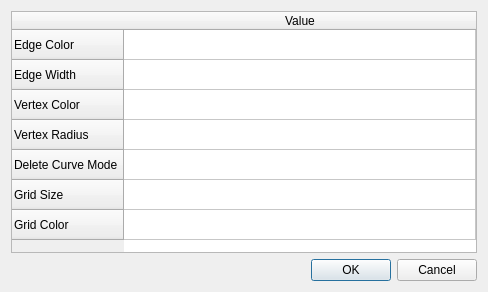
Above: src/QLabelling/qt/QArrangementLabellingPropertiesDialog.ui from oliviertournaire/QLabelling before the change. Below: the same form after it.
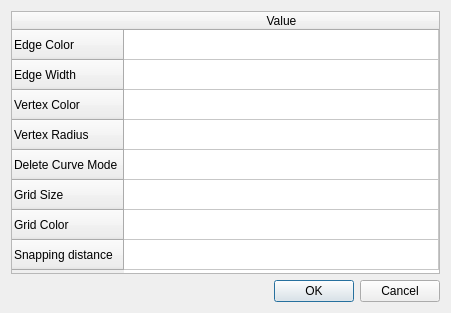
That is the form after the change. Icons and pictures are not drawn.

Commit message: #41 Add snapping distance parameter to preferences dialog (but still not used in the code)

The edit to the form file:
```diff
--- a/src/QLabelling/qt/QArrangementLabellingPropertiesDialog.ui
+++ b/src/QLabelling/qt/QArrangementLabellingPropertiesDialog.ui
@@ -6,8 +6,8 @@
    <rect>
     <x>0</x>
     <y>0</y>
-    <width>488</width>
-    <height>292</height>
+    <width>451</width>
+    <height>313</height>
    </rect>
   </property>
   <property name="windowTitle">
@@ -17,8 +17,8 @@
    <iconset resource="../rc/QArrangementLabelling.qrc">
     <normaloff>:/icons/options.png</normaloff>:/icons/options.png</iconset>
   </property>
-  <layout class="QGridLayout" name="gridLayout">
-   <item row="0" column="0">
+  <layout class="QVBoxLayout" name="verticalLayout">
+   <item>
     <widget class="QTableWidget" name="tableWidget">
      <property name="sizePolicy">
       <sizepolicy hsizetype="Expanding" vsizetype="Expanding">
@@ -67,14 +67,24 @@
        <string>Grid Color</string>
       </property>
      </row>
+     <row>
+      <property name="text">
+       <string>Snapping distance</string>
+      </property>
+     </row>
      <column>
       <property name="text">
        <string>Value</string>
       </property>
      </column>
+     <item row="7" column="0">
+      <property name="text">
+       <string/>
+      </property>
+     </item>
     </widget>
    </item>
-   <item row="1" column="0">
+   <item>
     <widget class="QDialogButtonBox" name="buttonBox">
      <property name="orientation">
       <enum>Qt::Horizontal</enum>
```
The commit also changes 5 other files.
